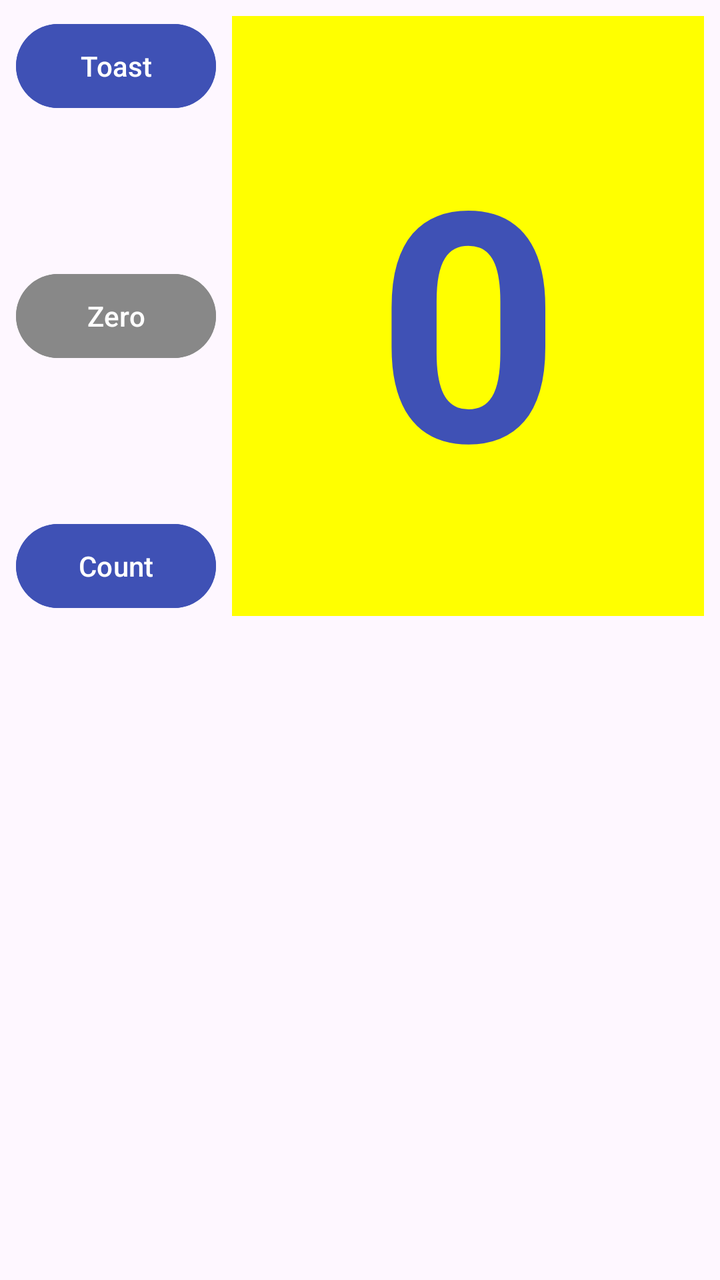
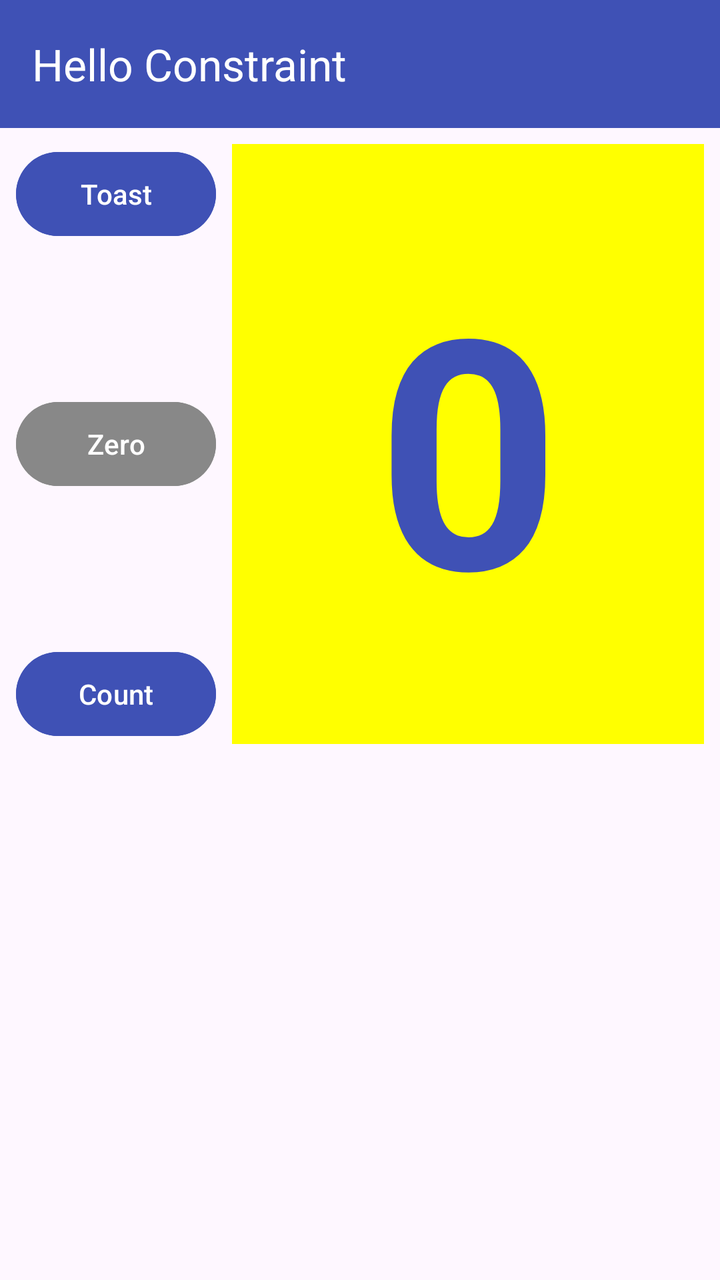

An Android layout rendered at two revisions. The XML below is the earlier revision; the diff shows what the commit changed to produce the second picture.
<!-- AndroidManifest.xml: application theme Theme.HelloConstraint -->
<!-- res/layout/activity_main.xml -->
<?xml version="1.0" encoding="utf-8"?>
<androidx.constraintlayout.widget.ConstraintLayout xmlns:android="http://schemas.android.com/apk/res/android"
    xmlns:app="http://schemas.android.com/apk/res-auto"
    xmlns:tools="http://schemas.android.com/tools"
    android:id="@+id/main"
    android:layout_width="match_parent"
    android:layout_height="match_parent"
    tools:context=".MainActivity">

    <Button
        android:id="@+id/button_toast"
        android:layout_width="100dp"
        android:layout_height="50dp"
        android:layout_marginStart="8dp"
        android:backgroundTint="#3F51B5"
        android:onClick="showToast"
        android:text="@string/button_label_toast"
        android:textColor="#FFFFFF"
        app:layout_constraintStart_toStartOf="parent"
        app:layout_constraintTop_toTopOf="@+id/show_count" />

    <Button
        android:id="@+id/button_zero"
        android:layout_width="100dp"
        android:layout_height="50dp"
        android:layout_marginStart="8dp"
        android:backgroundTint="#888888"
        android:onClick="resetCount"
        android:text="@string/button_label_zero"
        android:textColor="#FFFFFF"
        app:layout_constraintBottom_toTopOf="@+id/button_count"
        app:layout_constraintStart_toStartOf="parent"
        app:layout_constraintTop_toBottomOf="@+id/button_toast" />

    <Button
        android:id="@+id/button_count"
        android:layout_width="100dp"
        android:layout_height="50dp"
        android:layout_marginStart="8dp"
        android:backgroundTint="#3F51B5"
        android:onClick="countUp"
        android:text="@string/button_label_count"
        android:textColor="#FFFFFF"
        app:layout_constraintBottom_toBottomOf="@+id/show_count"
        app:layout_constraintStart_toStartOf="parent" />

    <TextView
        android:id="@+id/show_count"
        android:layout_width="0dp"
        android:layout_height="300dp"
        android:layout_marginStart="8dp"
        android:layout_marginTop="8dp"
        android:layout_marginEnd="8dp"
        android:background="#FFFF00"
        android:gravity="center"
        android:text="@string/count_initial_value"
        android:textColor="#3F51B5"
        android:textSize="160sp"
        android:textStyle="bold"
        app:layout_constraintEnd_toEndOf="parent"
        app:layout_constraintStart_toEndOf="@+id/button_toast"
        app:layout_constraintTop_toTopOf="parent" />

</androidx.constraintlayout.widget.ConstraintLayout>
<!-- resources referenced by this layout -->
<resources>
  <string name="button_label_count">Count</string>
  <string name="button_label_toast">Toast</string>
  <string name="button_label_zero">Zero</string>
  <string name="count_initial_value">0</string>
  <style name="Theme.HelloConstraint" parent="Base.Theme.HelloConstraint" />
  <style name="Base.Theme.HelloConstraint" parent="Theme.Material3.DayNight.NoActionBar">
          
          
      </style>
</resources>

<!-- the commit's change to res/layout/activity_main.xml (unified diff, before → after) -->
@@ -6,6 +6,18 @@
     android:layout_width="match_parent"
     android:layout_height="match_parent"
     tools:context=".MainActivity">
+
+    <com.google.android.material.appbar.MaterialToolbar
+        android:id="@+id/toolbar"
+        android:layout_width="0dp"
+        android:layout_height="wrap_content"
+        android:background="#3F51B5"
+        android:minHeight="?attr/actionBarSize"
+        app:layout_constraintEnd_toEndOf="parent"
+        app:layout_constraintStart_toStartOf="parent"
+        app:layout_constraintTop_toTopOf="parent"
+        app:title="@string/toolbar_title"
+        app:titleTextColor="#FFFFFF" />
 
     <Button
         android:id="@+id/button_toast"
@@ -59,6 +71,6 @@
         android:textStyle="bold"
         app:layout_constraintEnd_toEndOf="parent"
         app:layout_constraintStart_toEndOf="@+id/button_toast"
-        app:layout_constraintTop_toTopOf="parent" />
+        app:layout_constraintTop_toBottomOf="@id/toolbar" />
 
 </androidx.constraintlayout.widget.ConstraintLayout>
<!-- resource entries referenced after the edit -->
@@ -4,6 +4,7 @@
   <string name="button_label_toast">Toast</string>
   <string name="button_label_zero">Zero</string>
   <string name="count_initial_value">0</string>
+  <string name="toolbar_title">Hello Constraint</string>
   <style name="Theme.HelloConstraint" parent="Base.Theme.HelloConstraint" />
   <style name="Base.Theme.HelloConstraint" parent="Theme.Material3.DayNight.NoActionBar">
           
